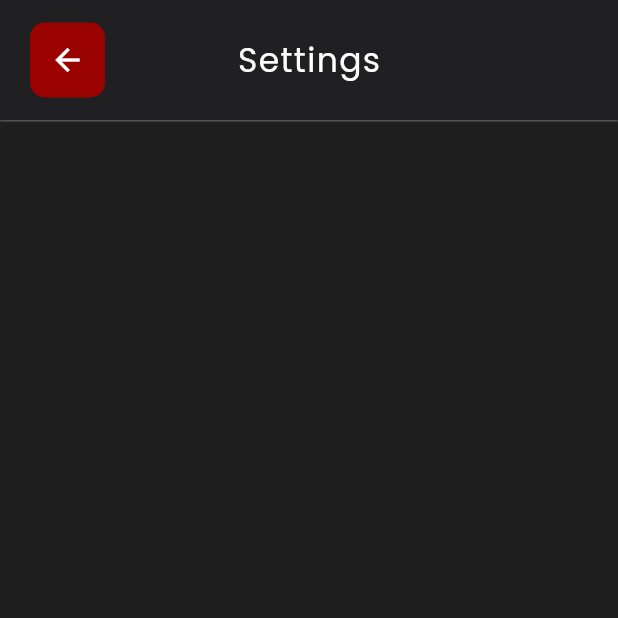
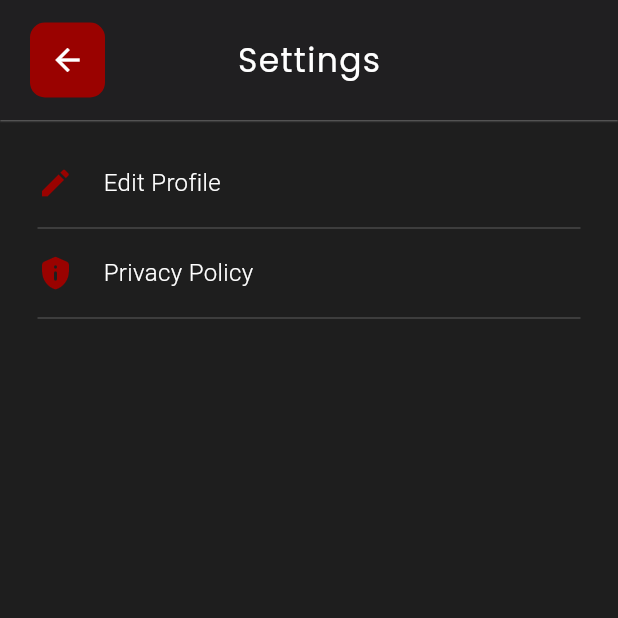
Before and after one commit to MuhammadHashamKhan1999/hiphop, a Flutter app: the SettingsScreen screen opened directly, on a phone screen of 412 x 824 dp, the top half of it. Run offline on Flutter 3.47's test engine with Material 3 defaults, Android fonts, the phone set to English and light mode, and no system bars; our stand-ins replace audioplayers, carousel_slider, fluentui_system_icons, flutter_screenutil, flutter_svg, get and 2 more.

Commit message:
settings screen created

```diff
--- a/lib/screens/homepage_screen.dart
+++ b/lib/screens/homepage_screen.dart
@@ -4,7 +4,10 @@ import 'package:carousel_slider/carousel_slider.dart';
 import 'package:flutter/material.dart';
 import 'package:flutter/cupertino.dart';
 import 'package:get/get.dart';
+import 'package:hiphop/screens/payment_screen.dart';
+import 'package:hiphop/screens/settings_screen.dart';
 import 'package:hiphop/screens/signin_page.dart';
+import 'package:hiphop/screens/support_screen.dart';
 import 'package:hiphop/utils/colors_constant.dart';
 import 'package:flutter_svg/flutter_svg.dart';
 import 'package:hiphop/utils/dimensions.dart';
@@ -156,7 +159,7 @@ class HomePageScreen extends StatelessWidget{
               textColor: AppColors.textWhiteColor,
               selectedTileColor: Colors.red,
               onTap: (){
-
+                Navigator.push(context, MaterialPageRoute(builder: (context) => const PaymentScreen()));
               },
             ),
             ListTile(
@@ -183,7 +186,7 @@ class HomePageScreen extends StatelessWidget{
               textColor: AppColors.textWhiteColor,
               selectedTileColor: Colors.red,
               onTap: (){
-
+                Navigator.push(context,MaterialPageRoute(builder: (context) => const SupportScreen()));
               },
             ),
             ListTile(
@@ -210,7 +213,7 @@ class HomePageScreen extends StatelessWidget{
               textColor: AppColors.textWhiteColor,
               selectedTileColor: Colors.red,
               onTap: (){
-
+                Navigator.push(context, MaterialPageRoute(builder: (context) => const SettingsScreen()));
               },
             ),
             Divider(height: 2,color: AppColors.greyColor,),
--- a/lib/screens/settings_screen.dart
+++ b/lib/screens/settings_screen.dart
@@ -55,6 +55,54 @@ class _SettingsScreenState extends State<SettingsScreen> {
         forceMaterialTransparency: false,
         shadowColor: Colors.white70,
       ),
+      body: const Padding(
+        padding: EdgeInsets.symmetric(horizontal: 25.0),
+        child: Column(
+          crossAxisAlignment: CrossAxisAlignment.start,
+          children: [
+            SizedBox(height: 30),
+            Row(
+              children: [
+                Icon(Icons.edit, color: AppColors.buttonBackgroundColor),
+                SizedBox(width: 20),
+                Text(
+                  'Edit Profile',
+                  style: TextStyle(
+                    fontSize: 16,
+                    color: Colors.white,
+                    fontWeight: FontWeight.w300,
+                  ),
+                ),
+              ],
+            ),
+            SizedBox(height: 10),
+            Divider(
+              color: Colors.white60,
+              thickness: .3,
+            ),
+            SizedBox(height: 10),
+            Row(
+              children: [
+                Icon(Icons.privacy_tip_rounded, color: AppColors.buttonBackgroundColor),
+                SizedBox(width: 20),
+                Text(
+                  'Privacy Policy',
+                  style: TextStyle(
+                    fontSize: 16,
+                    color: Colors.white,
+                    fontWeight: FontWeight.w300,
+                  ),
+                ),
+              ],
+            ),
+            SizedBox(height: 10),
+            Divider(
+              color: Colors.white60,
+              thickness: .3,
+            ),
+          ],
+        ),
+      ),
     );
   }
 }
--- /dev/null
+++ b/lib/screens/support_screen.dart
@@ -0,0 +1,15 @@
+import 'package:flutter/material.dart';
+
+class SupportScreen extends StatefulWidget {
+  const SupportScreen({super.key});
+
+  @override
+  State<SupportScreen> createState() => _SupportScreenState();
+}
+
+class _SupportScreenState extends State<SupportScreen> {
+  @override
+  Widget build(BuildContext context) {
+    return Scaffold();
+  }
+}
```
